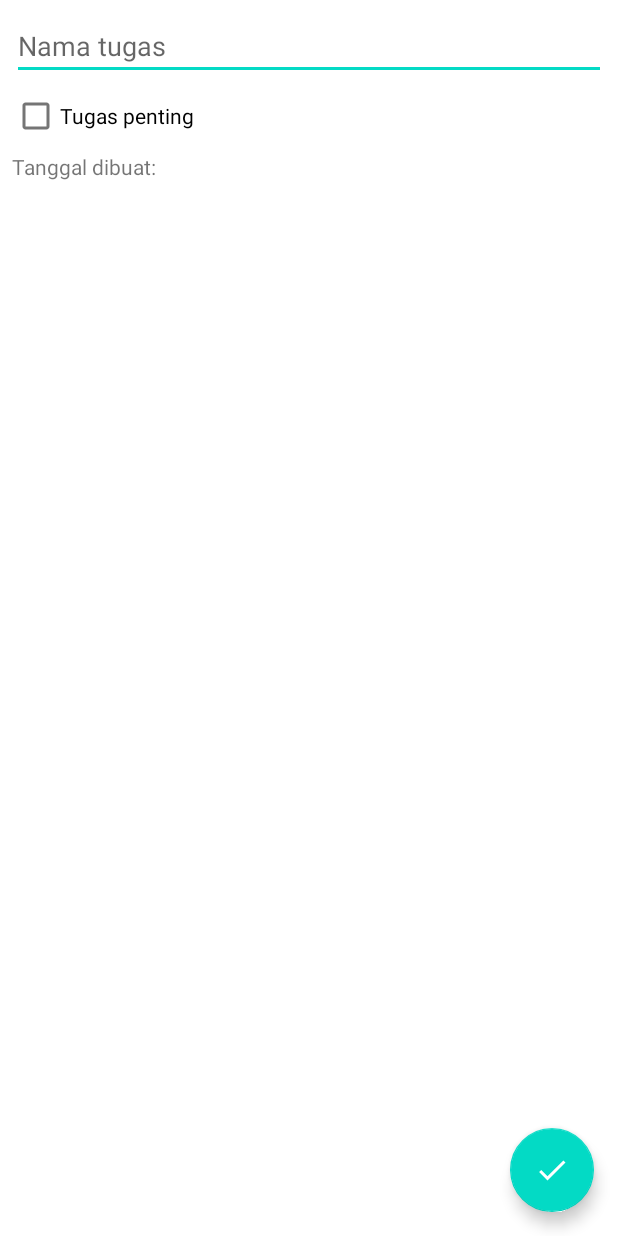
After one commit to MuhammadZulfikarIkhsan/Assesment02-Mobpro-1, an Android app: the layout fragment_add_edit_task.xml on its own in the app's theme, with its tools: preview values and no code run, on a phone screen of 412 x 824 dp. The commit adds this screen. Run offline under Robolectric (Android 15) with nearby library versions, the phone set to English and light mode, and no system bars.

Commit message:
Layouts and Room Entity

```diff
--- /dev/null
+++ b/app/src/main/res/layout/fragment_add_edit_task.xml
@@ -0,0 +1,41 @@
+<?xml version="1.0" encoding="utf-8"?>
+<androidx.coordinatorlayout.widget.CoordinatorLayout xmlns:android="http://schemas.android.com/apk/res/android"
+    xmlns:tools="http://schemas.android.com/tools"
+    android:layout_width="match_parent"
+    android:layout_height="match_parent">
+
+    <LinearLayout
+        android:layout_width="match_parent"
+        android:layout_height="wrap_content"
+        android:orientation="vertical"
+        android:padding="8dp">
+
+        <EditText
+            android:id="@+id/edit_text_nama_tugas"
+            android:layout_width="match_parent"
+            android:layout_height="wrap_content"
+            android:hint="@string/nama_tugas"
+            android:inputType="text" />
+
+        <CheckBox
+            android:id="@+id/checkbox_penting"
+            android:layout_width="match_parent"
+            android:layout_height="wrap_content"
+            android:text="@string/tugas_penting" />
+
+        <TextView
+            android:id="@+id/text_view_tanggal_dibuat"
+            android:layout_width="wrap_content"
+            android:layout_height="wrap_content"
+            tools:text="Tanggal dibuat:" />
+
+    </LinearLayout>
+
+    <com.google.android.material.floatingactionbutton.FloatingActionButton
+        android:layout_width="wrap_content"
+        android:layout_height="wrap_content"
+        android:layout_gravity="bottom|end"
+        android:layout_margin="16dp"
+        android:src="@drawable/ic_check_mark" />
+
+</androidx.coordinatorlayout.widget.CoordinatorLayout>
--- a/app/src/main/res/values/strings.xml
+++ b/app/src/main/res/values/strings.xml
@@ -1,3 +1,5 @@
 <resources>
     <string name="app_name">To List</string>
+    <string name="nama_tugas">Nama tugas</string>
+    <string name="tugas_penting">Tugas penting</string>
 </resources>
```
Also changed, not shown: app/src/main/java/org/d3if2049/tolist/data/Task.kt (added, +23 -0 lines), app/src/main/res/layout/fragment_tasks.xml (added, +19 -0 lines), app/src/main/res/layout/item_task.xml (added, +38 -0 lines).
